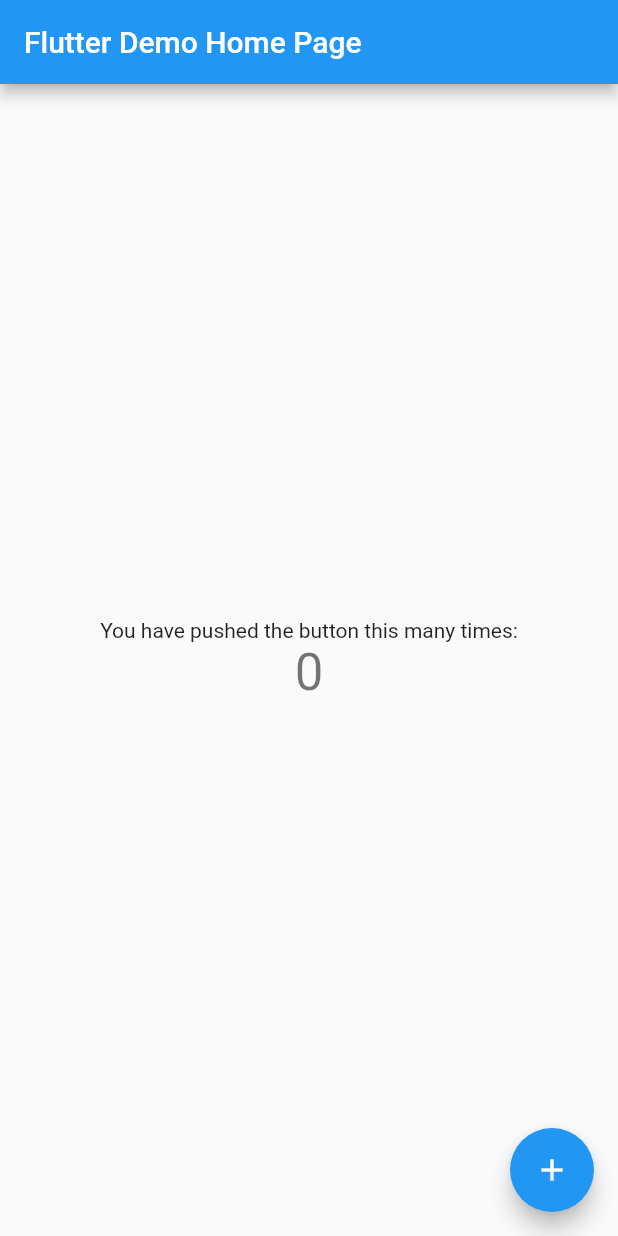
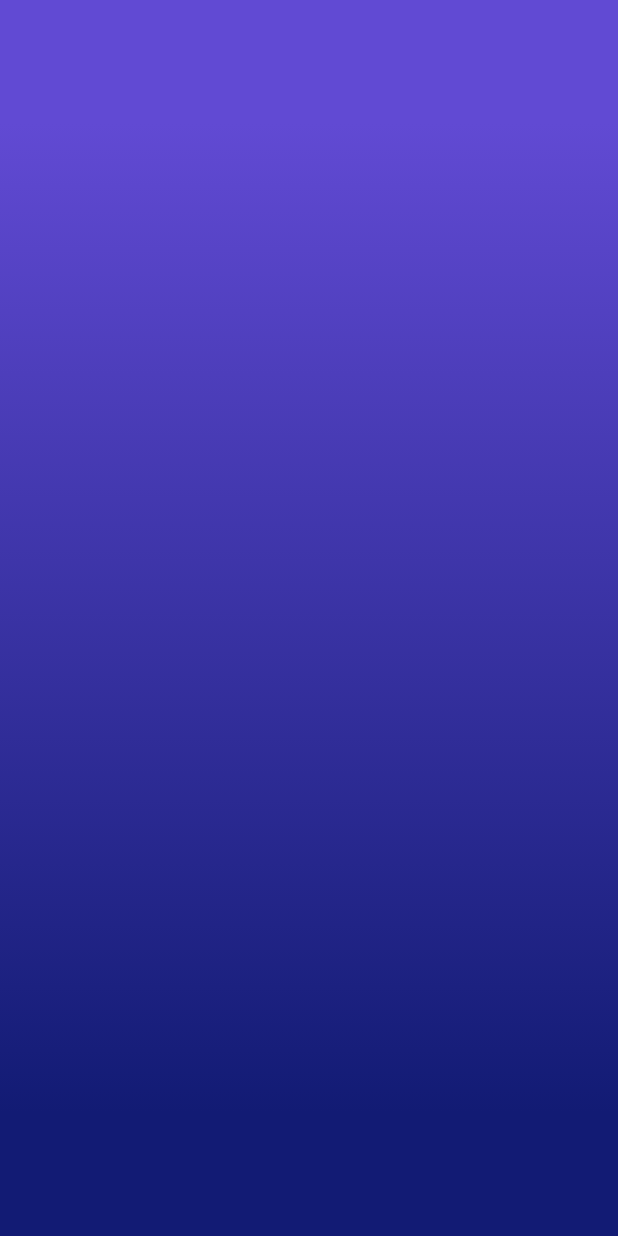
Before and after one commit to cabvio/App, a Flutter app: the screen it shows after launch, on a phone screen of 412 x 824 dp. Run offline on Flutter 3.47's test engine with Material 2 defaults, Android fonts, the phone set to English and light mode, and no system bars.

Commit message:
change background, an default page

```diff
--- /dev/null
+++ b/lib/login.dart
@@ -0,0 +1,30 @@
+import 'package:flutter/material.dart';
+
+class loginPage extends StatelessWidget{
+  @override
+  Widget build(BuildContext context){
+    return new Stack(
+      children: <Widget>[
+        new GradientBack()
+      ],
+    );
+  }
+}
+
+class GradientBack extends StatelessWidget{
+  @override
+  Widget build(BuildContext context){
+    return new Container(
+      decoration: new BoxDecoration(
+        gradient: new LinearGradient(
+          colors: [
+            Color(0xFF614ad3),
+            Color(0xFF121b74),
+          ],
+          begin: const FractionalOffset(1.0, 0.1),
+          end: const FractionalOffset(1.0, 0.9)
+        )
+      ),
+    );
+  }
+}
--- a/lib/main.dart
+++ b/lib/main.dart
@@ -1,4 +1,5 @@
 import 'package:flutter/material.dart';
+import 'login.dart';
 
 void main() => runApp(MyApp());
 
@@ -7,7 +8,7 @@ class MyApp extends StatelessWidget {
   @override
   Widget build(BuildContext context) {
     return MaterialApp(
-      title: 'Flutter Demo',
+      title: 'Cabvio',
       theme: ThemeData(
         // This is the theme of your application.
         //
@@ -20,7 +21,7 @@ class MyApp extends StatelessWidget {
         // is not restarted.
         primarySwatch: Colors.blue,
       ),
-      home: MyHomePage(title: 'Flutter Demo Home Page'),
+      home: new loginPage(),
     );
   }
 }
```
Also changed, not shown: 6 other files.
